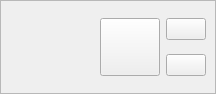
Before: the Qt Designer form src/project.ui in Voral/protimer, drawn with Qt 5.
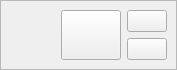
After: the same form once the commit is applied. Icons and pictures are not drawn.

```diff
--- a/src/project.ui
+++ b/src/project.ui
@@ -6,8 +6,8 @@
    <rect>
     <x>0</x>
     <y>0</y>
-    <width>216</width>
-    <height>94</height>
+    <width>177</width>
+    <height>68</height>
    </rect>
   </property>
   <property name="windowTitle">
@@ -28,24 +28,33 @@
      <property name="frameShadow">
       <enum>QFrame::Raised</enum>
      </property>
-     <layout class="QGridLayout" name="gridLayout" columnstretch="1,0,0">
+     <layout class="QGridLayout" name="gridLayout" columnstretch="1,0,0,0">
       <property name="leftMargin">
        <number>4</number>
       </property>
-      <item row="0" column="0">
-       <widget class="QLabel" name="lbName">
-        <property name="font">
-         <font>
-          <weight>75</weight>
-          <bold>true</bold>
-         </font>
+      <item row="1" column="3">
+       <widget class="QPushButton" name="btEdit">
+        <property name="minimumSize">
+         <size>
+          <width>40</width>
+          <height>0</height>
+         </size>
+        </property>
+        <property name="maximumSize">
+         <size>
+          <width>40</width>
+          <height>16777215</height>
+         </size>
+        </property>
+        <property name="toolTip">
+         <string>&lt;html&gt;&lt;head/&gt;&lt;body&gt;&lt;p&gt;Edit project settings&lt;/p&gt;&lt;/body&gt;&lt;/html&gt;</string>
         </property>
         <property name="text">
          <string/>
         </property>
        </widget>
       </item>
-      <item row="0" column="1" rowspan="2" alignment="Qt::AlignHCenter">
+      <item row="0" column="2" rowspan="2" alignment="Qt::AlignHCenter">
        <widget class="QPushButton" name="btRun">
         <property name="minimumSize">
          <size>
@@ -80,7 +89,14 @@
         </property>
        </widget>
       </item>
-      <item row="0" column="2">
+      <item row="1" column="0">
+       <widget class="QLabel" name="lbTime">
+        <property name="text">
+         <string/>
+        </property>
+       </widget>
+      </item>
+      <item row="0" column="3">
        <widget class="QPushButton" name="btDelete">
         <property name="minimumSize">
          <size>
@@ -106,29 +122,20 @@
         </property>
        </widget>
       </item>
-      <item row="1" column="0">
-       <widget class="QLabel" name="lbTime">
+      <item row="1" column="1">
+       <widget class="QLabel" name="lbShortcut">
         <property name="text">
          <string/>
         </property>
        </widget>
       </item>
-      <item row="1" column="2">
-       <widget class="QPushButton" name="btEdit">
-        <property name="minimumSize">
-         <size>
-          <width>40</width>
-          <height>0</height>
-         </size>
-        </property>
-        <property name="maximumSize">
-         <size>
-          <width>40</width>
-          <height>16777215</height>
-         </size>
-        </property>
-        <property name="toolTip">
-         <string>&lt;html&gt;&lt;head/&gt;&lt;body&gt;&lt;p&gt;Edit project settings&lt;/p&gt;&lt;/body&gt;&lt;/html&gt;</string>
+      <item row="0" column="0" colspan="2">
+       <widget class="QLabel" name="lbName">
+        <property name="font">
+         <font>
+          <weight>75</weight>
+          <bold>true</bold>
+         </font>
         </property>
         <property name="text">
          <string/>
```
Left out of the diff: 8 changed lines with no effect on the pictures.
